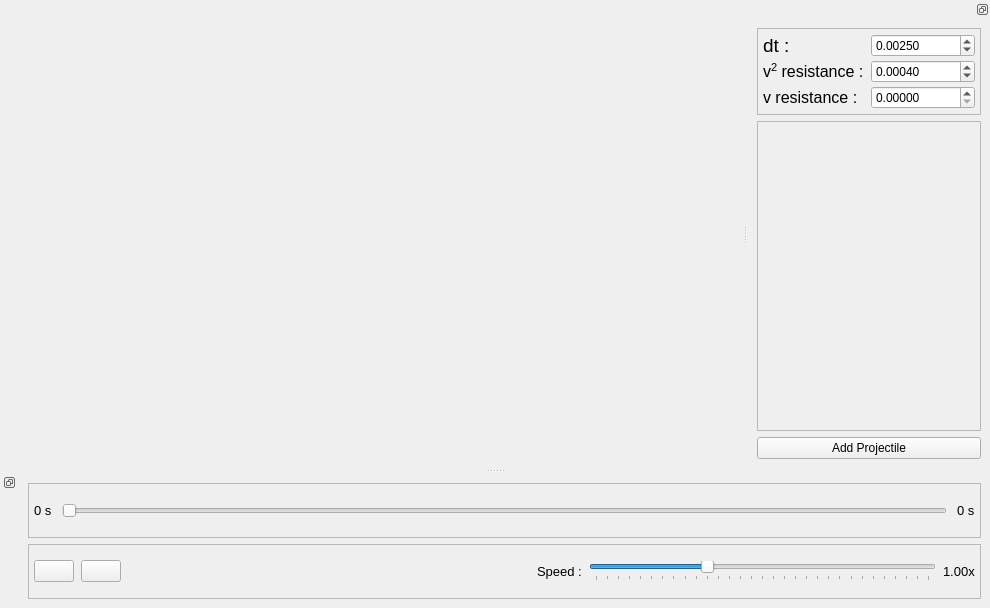
The window that code/main.ui (Ragav-KS/Projectile-Simulator) describes before a commit, drawn with Qt 5.
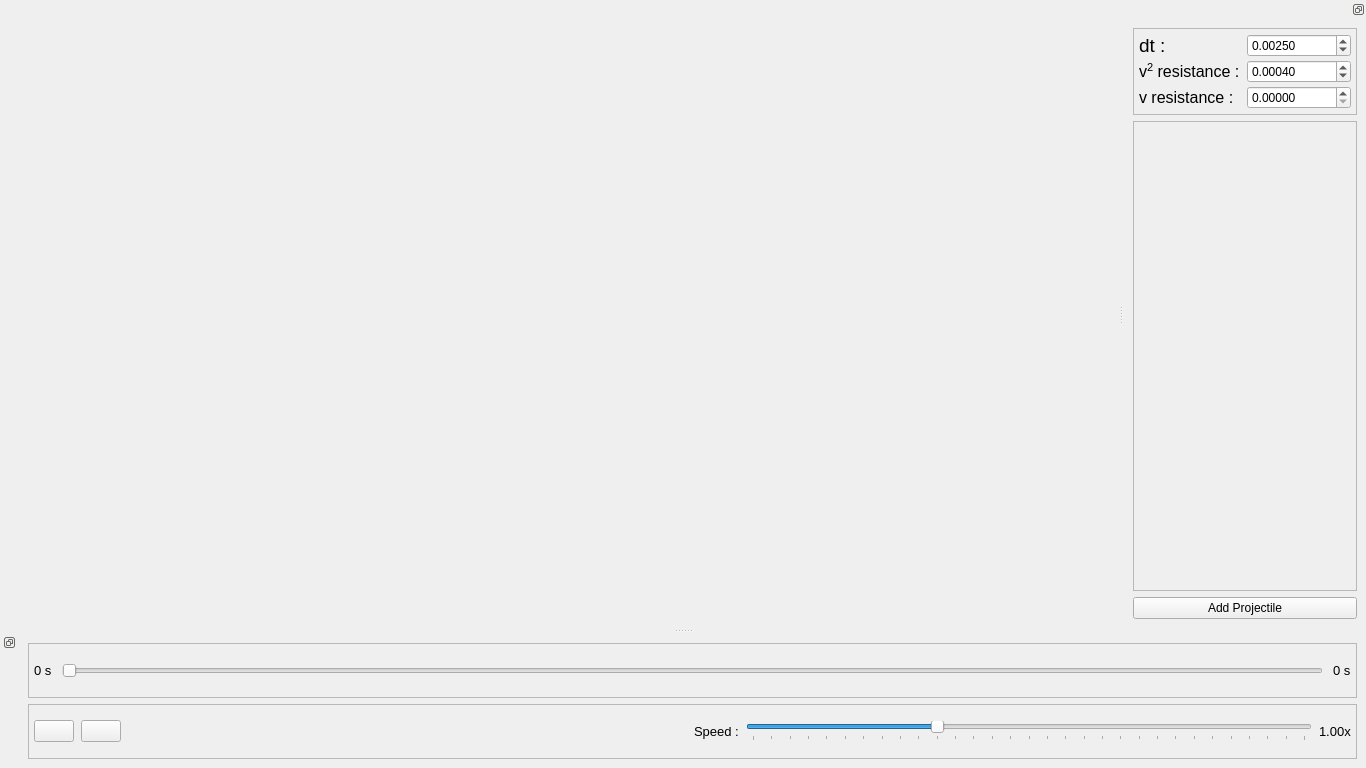
The same window after the commit. Icons and pictures are not drawn.

Commit message: window resize handles, icon change, update() bug

The edit to the form file:
```diff
--- a/code/main.ui
+++ b/code/main.ui
@@ -6,8 +6,8 @@
    <rect>
     <x>0</x>
     <y>0</y>
-    <width>990</width>
-    <height>608</height>
+    <width>1366</width>
+    <height>768</height>
    </rect>
   </property>
   <property name="windowTitle">
@@ -114,7 +114,7 @@
            <number>5</number>
           </property>
           <property name="minimum">
-           <double>0.000000000000000</double>
+           <double>0.000010000000000</double>
           </property>
           <property name="singleStep">
            <double>0.000500000000000</double>
@@ -181,7 +181,7 @@
           <x>0</x>
           <y>0</y>
           <width>218</width>
-          <height>257</height>
+          <height>417</height>
          </rect>
         </property>
         <layout class="QVBoxLayout" name="verticalLayout_2">
```
Left out of the diff: 2 changed lines with no effect on the pictures. The commit also changes 5 other files.
